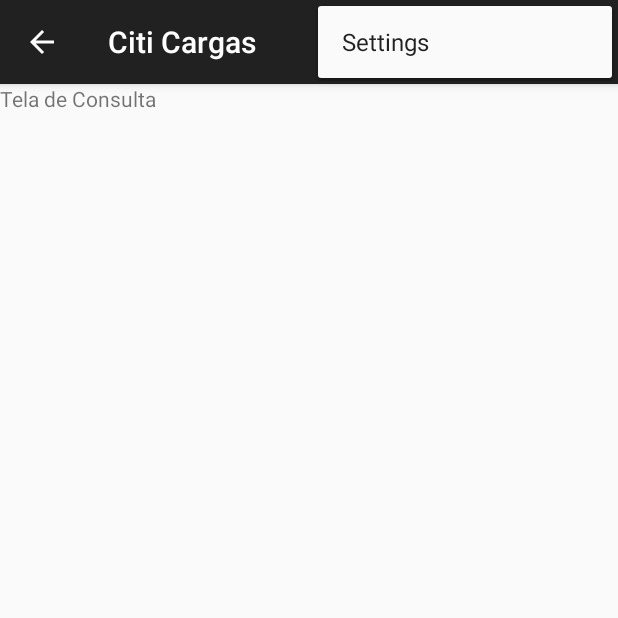
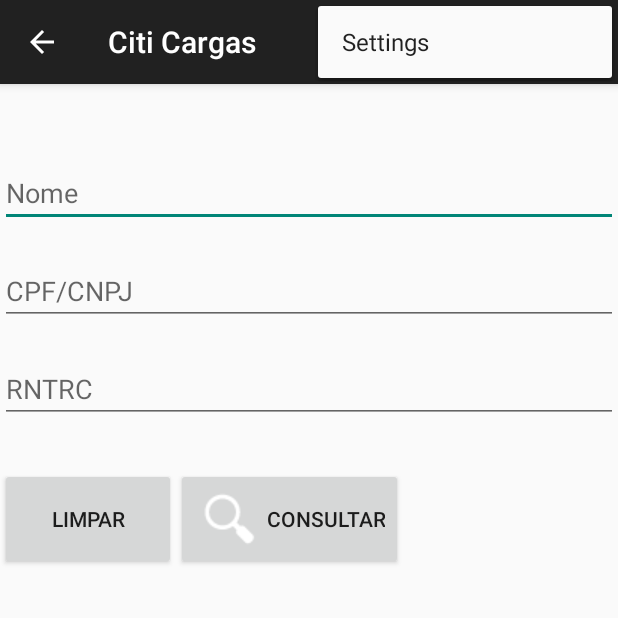
Before and after one commit to dcardosoweb/SitcargasMobile_prototype, an Android app: the screen it shows after launch (MainActivity), with the options menu open, on a phone screen of 412 x 824 dp, the top half of it. Run offline under Robolectric (Android 15) with nearby library versions, the phone set to English and light mode, and no system bars; 2 statements that could not run were skipped.

Commit message:
feito design na tela de consulta

```diff
--- a/app/src/main/res/layout/fragment_consultar.xml
+++ b/app/src/main/res/layout/fragment_consultar.xml
@@ -1,9 +1,52 @@
-<FrameLayout xmlns:android="http://schemas.android.com/apk/res/android"
+<LinearLayout  xmlns:android="http://schemas.android.com/apk/res/android"
     xmlns:tools="http://schemas.android.com/tools" android:layout_width="match_parent"
-    android:layout_height="match_parent" tools:context="com.evo.citicargasmobile.ConsultarFragment">
+    android:layout_height="match_parent" tools:context="com.evo.citicargasmobile.ConsultarFragment"
+    android:id="@+id/layoutConsultar"
+    android:orientation="vertical"
+    android:paddingTop="50dp"
+    >
 
-    <!-- TODO: Update blank fragment layout -->
-    <TextView android:layout_width="match_parent" android:layout_height="match_parent"
-        android:text="Tela de Consulta" />
+    <EditText
+        android:layout_width="match_parent"
+        android:layout_height="wrap_content"
+        android:id="@+id/edtNome"
+        android:hint="Nome" />
 
-</FrameLayout>
+    <EditText
+        android:layout_width="match_parent"
+        android:layout_height="wrap_content"
+        android:id="@+id/edtCpfCnpj"
+        android:hint="CPF/CNPJ"
+        android:layout_marginTop="20dp"/>
+
+    <EditText
+        android:layout_width="match_parent"
+        android:layout_height="wrap_content"
+        android:id="@+id/edtRntrc"
+        android:hint="RNTRC"
+        android:layout_marginTop="20dp"/>
+
+
+    <LinearLayout android:layout_width="match_parent"
+        android:layout_height="match_parent"
+        android:orientation="horizontal"
+        android:paddingTop="30dp"
+        android:weightSum="1">
+
+        <Button
+            android:layout_width="wrap_content"
+            android:layout_height="68dp"
+            android:text="Limpar"
+            android:id="@+id/btnLimpar"
+            android:singleLine="true"
+            android:layout_weight="0.17" />
+
+        <Button
+            android:layout_width="wrap_content"
+            android:layout_height="wrap_content"
+            android:text="Consultar"
+            android:id="@+id/btnConsultar"
+            android:singleLine="true"
+            android:drawableLeft="@drawable/ic_action_search"/>
+    </LinearLayout>
+</LinearLayout>
```
Also changed, not shown: app/src/main/res/drawable/ic_action_search.png (added).
